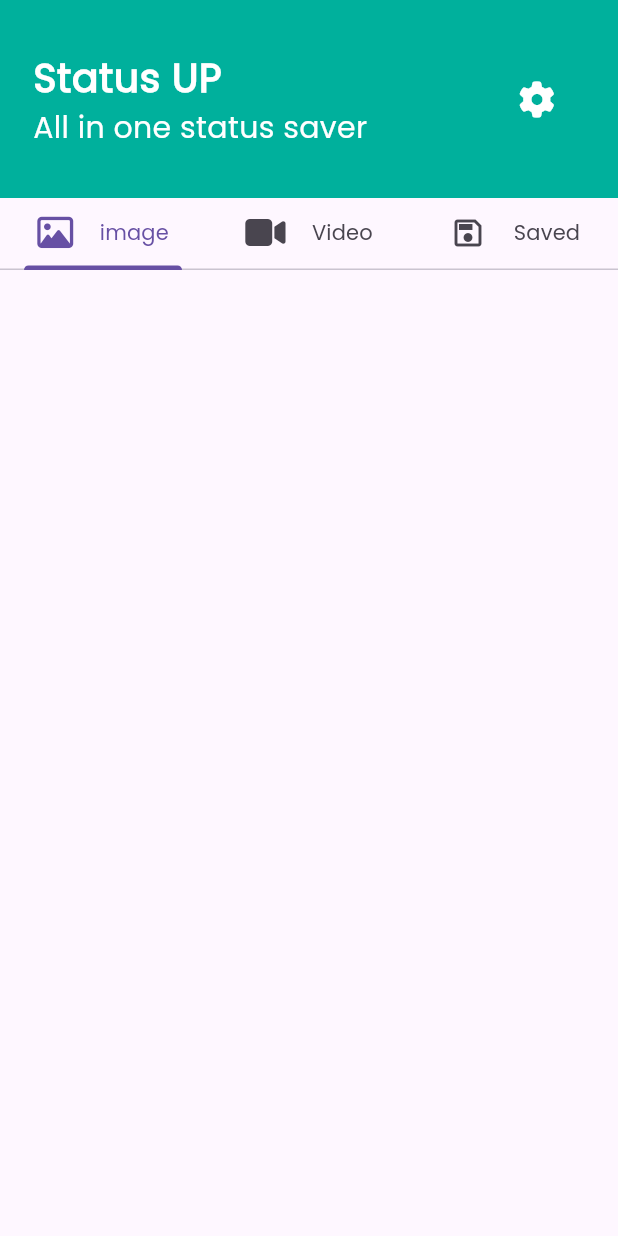
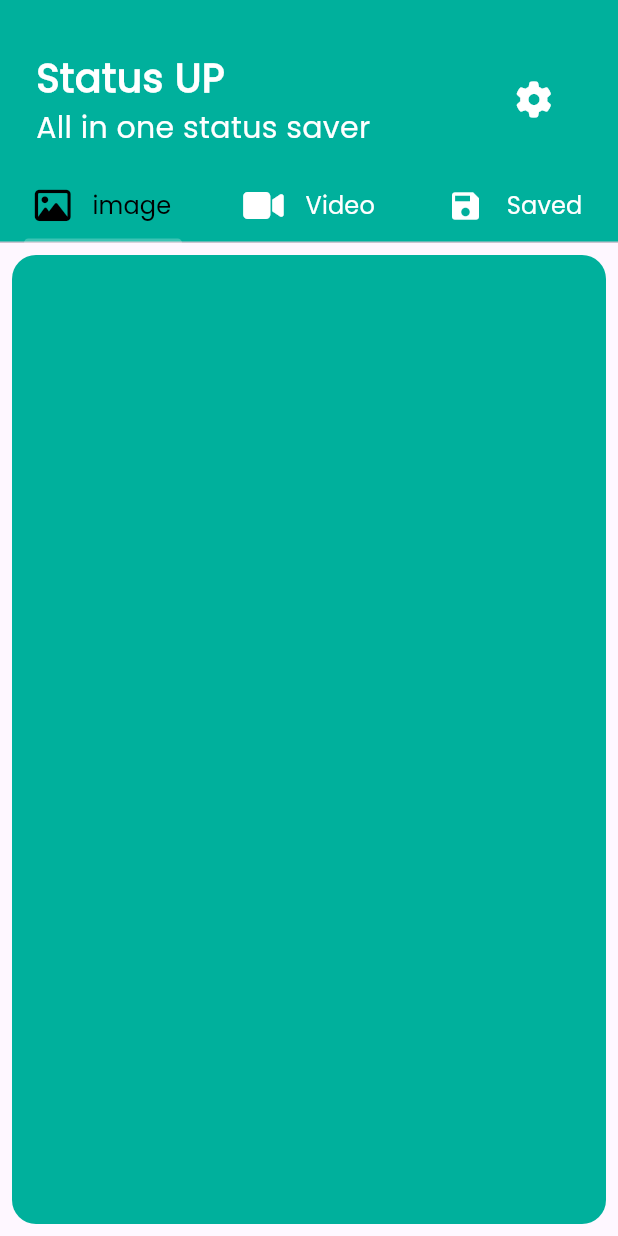
Before and after one commit to mohameddsalah60/whatsapp_status_saver, a Flutter app: the screen it shows after launch, on a phone screen of 412 x 824 dp. Run offline on Flutter 3.47's test engine with Material 3 defaults, Android fonts, the light colour scheme and no system bars; our stand-ins replace font_awesome_flutter.

Commit message:
create custom item

```diff
--- /dev/null
+++ b/lib/views/widgets/custom_item.dart
@@ -0,0 +1,22 @@
+import 'package:flutter/material.dart';
+import 'package:whatsapp_status_saver/constants.dart';
+
+class CustomItem extends StatelessWidget {
+  const CustomItem({
+    super.key,
+  });
+
+  @override
+  Widget build(BuildContext context) {
+    return Container(
+      decoration: BoxDecoration(
+        borderRadius: BorderRadius.circular(16),
+        color: kPrimaryColor,
+      ),
+      margin: const EdgeInsets.symmetric(
+        horizontal: 8,
+        vertical: 8,
+      ),
+    );
+  }
+}
--- a/lib/views/widgets/custom_tab_bar.dart
+++ b/lib/views/widgets/custom_tab_bar.dart
@@ -15,9 +15,14 @@ class CustomTab extends StatelessWidget {
         child: Row(
       mainAxisAlignment: MainAxisAlignment.spaceAround,
       children: [
-        Icon(icon),
+        Icon(
+          icon,
+        ),
         Text(
           title,
+          style: const TextStyle(
+            fontSize: 16,
+          ),
         ),
       ],
     ));
--- a/lib/views/widgets/home_screen_body.dart
+++ b/lib/views/widgets/home_screen_body.dart
@@ -1,5 +1,8 @@
+import 'package:flutter/cupertino.dart';
 import 'package:flutter/material.dart';
+import 'package:flutter/widgets.dart';
 import 'home_screen_header.dart';
+import 'image_tab_bar_view.dart';
 import 'tab_bar_header.dart';
 
 class HomeScreenBody extends StatelessWidget {
@@ -14,6 +17,15 @@ class HomeScreenBody extends StatelessWidget {
         children: [
           HomeScreenHeader(),
           TabBarHeader(),
+          Expanded(
+            child: TabBarView(
+              children: [
+                ImageTabBarView(),
+                Center(child: Text('Content of Tab Two')),
+                Center(child: Text('Content of Tab Three')),
+              ],
+            ),
+          ),
         ],
       ),
     );
--- a/lib/views/widgets/home_screen_header.dart
+++ b/lib/views/widgets/home_screen_header.dart
@@ -11,7 +11,7 @@ class HomeScreenHeader extends StatelessWidget {
   Widget build(BuildContext context) {
     return Container(
       color: kPrimaryColor,
-      padding: const EdgeInsets.symmetric(horizontal: 6, vertical: 24),
+      padding: const EdgeInsets.only(top: 24, bottom: 6, left: 8, right: 8),
       child: ListTile(
         title: const Text(
           'Status UP',
--- /dev/null
+++ b/lib/views/widgets/image_tab_bar_view.dart
@@ -0,0 +1,12 @@
+import 'package:flutter/material.dart';
+
+import 'custom_item.dart';
+
+class ImageTabBarView extends StatelessWidget {
+  const ImageTabBarView({super.key});
+
+  @override
+  Widget build(BuildContext context) {
+    return CustomItem();
+  }
+}
--- a/lib/views/widgets/tab_bar_header.dart
+++ b/lib/views/widgets/tab_bar_header.dart
@@ -1,5 +1,7 @@
 import 'package:flutter/material.dart';
+import 'package:flutter/widgets.dart';
 import 'package:font_awesome_flutter/font_awesome_flutter.dart';
+import 'package:whatsapp_status_saver/constants.dart';
 
 import 'custom_tab_bar.dart';
 
@@ -10,7 +12,13 @@ class TabBarHeader extends StatelessWidget {
 
   @override
   Widget build(BuildContext context) {
-    return const TabBar(
+    return Container(
+      color: kPrimaryColor,
+      child: const TabBar(
+        tabAlignment: TabAlignment.fill,
+        indicatorColor: Colors.white24,
+        labelColor: Colors.black,
+        unselectedLabelColor: Colors.white,
         tabs: [
           CustomTab(
             icon: FontAwesomeIcons.image,
@@ -21,10 +29,11 @@ class TabBarHeader extends StatelessWidget {
             title: 'Video',
           ),
           CustomTab(
-          icon: Icons.save_outlined,
+            icon: Icons.save,
             title: 'Saved',
           ),
         ],
+      ),
     );
   }
 }
```
Lines whose indentation alone changed are shown as unchanged.
